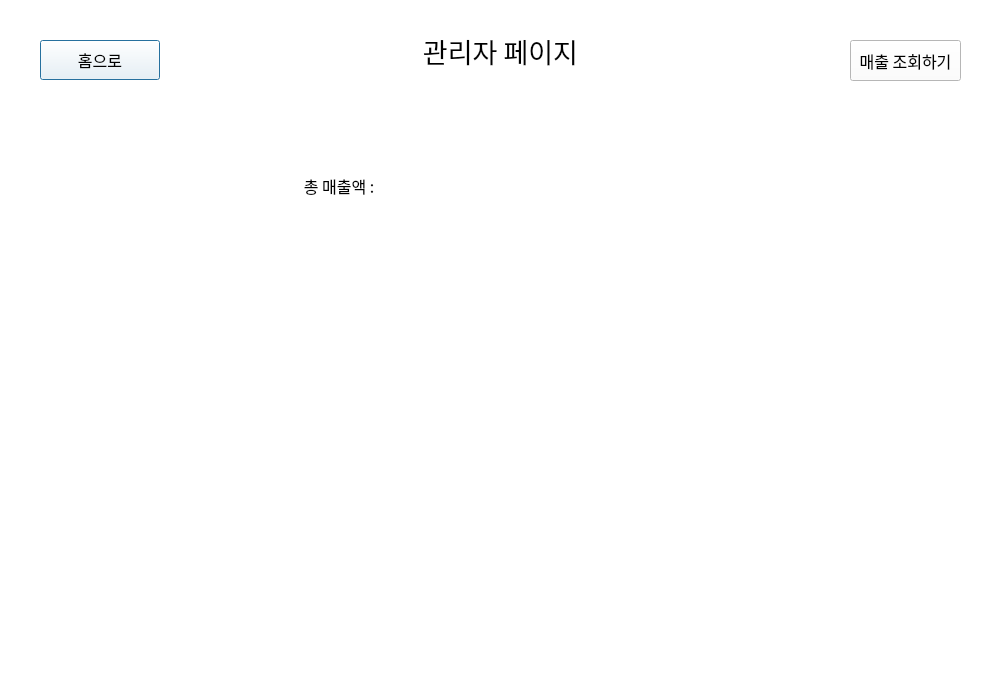
Before: the Qt Designer form ui/adminpage.ui in 2sseong/mini_project_2025-03, drawn with Qt 5.
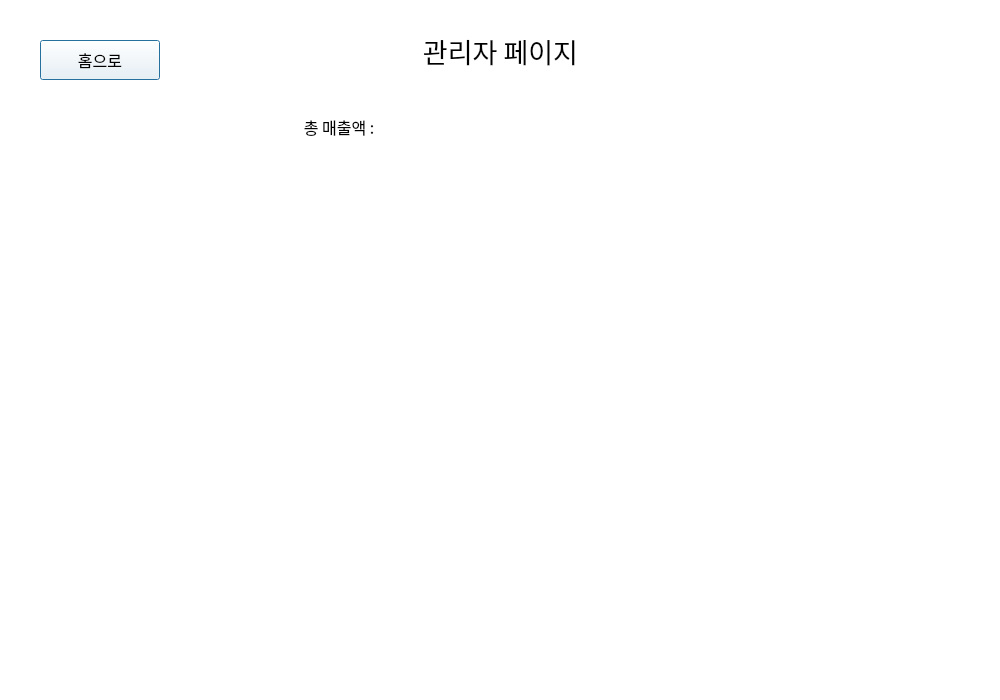
After: the same form once the commit is applied.

Diff of the .ui file:
```diff
--- a/ui/adminpage.ui
+++ b/ui/adminpage.ui
@@ -37,25 +37,6 @@
     <string>홈으로</string>
    </property>
   </widget>
-  <widget class="QPushButton" name="btn_sales">
-   <property name="geometry">
-    <rect>
-     <x>850</x>
-     <y>40</y>
-     <width>111</width>
-     <height>41</height>
-    </rect>
-   </property>
-   <property name="font">
-    <font>
-     <family>NanumGothic</family>
-     <pointsize>12</pointsize>
-    </font>
-   </property>
-   <property name="text">
-    <string>매출 조회하기</string>
-   </property>
-  </widget>
   <widget class="QLabel" name="lbl_title">
    <property name="geometry">
     <rect>
@@ -82,7 +63,7 @@
    <property name="geometry">
     <rect>
      <x>170</x>
-     <y>150</y>
+     <y>91</y>
      <width>681</width>
      <height>71</height>
     </rect>
@@ -132,9 +113,9 @@
    <property name="geometry">
     <rect>
      <x>169</x>
-     <y>219</y>
+     <y>160</y>
      <width>681</width>
-     <height>401</height>
+     <height>531</height>
     </rect>
    </property>
    <property name="font">
@@ -143,6 +124,9 @@
      <pointsize>12</pointsize>
     </font>
    </property>
+   <property name="autoFillBackground">
+    <bool>true</bool>
+   </property>
   </widget>
  </widget>
  <resources/>
```
